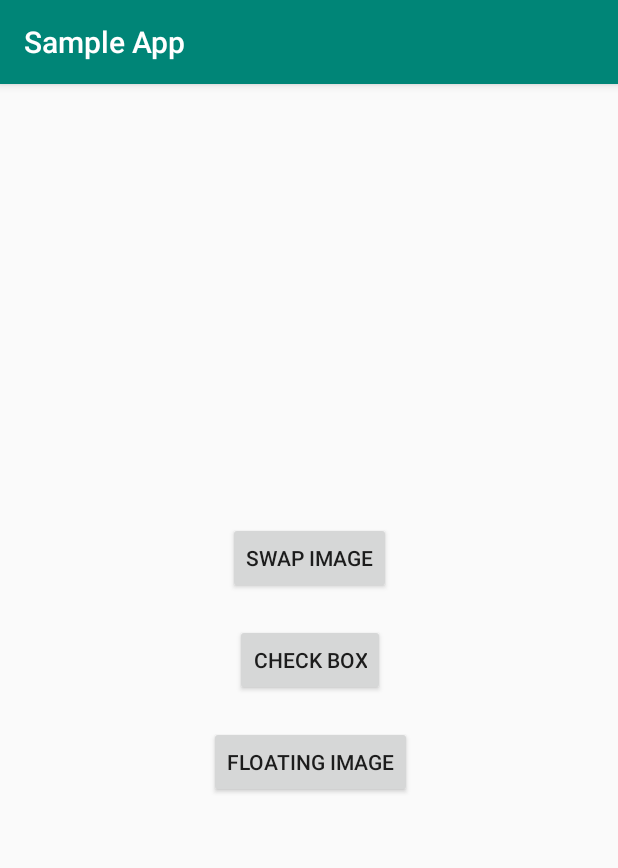
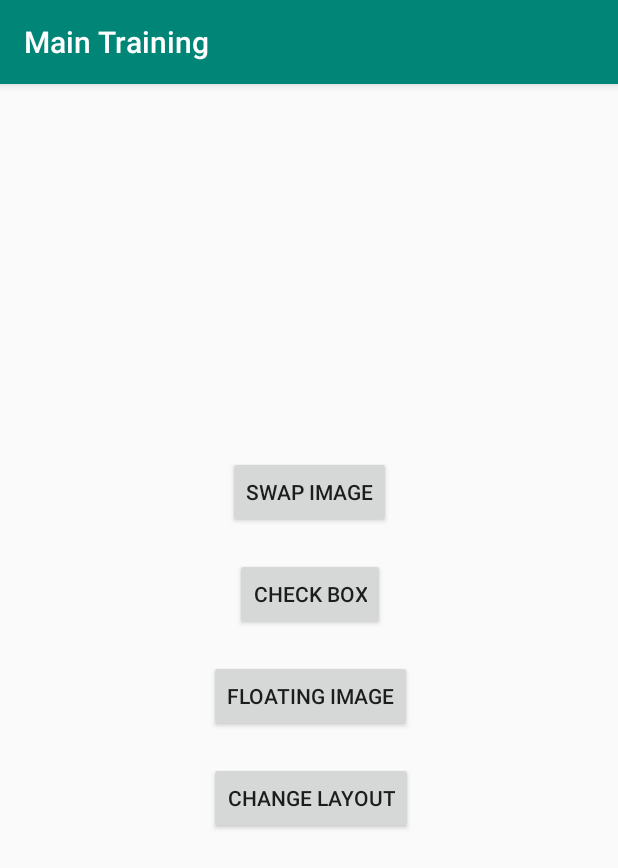
Before and after one commit to shayanzd20/swapImageConstrainLayout, an Android app: the screen it shows after launch (MainActivity), on a phone screen of 412 x 824 dp. Shown: the top 868 px of the screen. Run offline under Robolectric (Android 15) with nearby library versions, the light colour scheme and no system bars.

Commit message:
change-layout-added

```diff
--- a/app/src/main/java/com/example/sampleapp/MainActivity.java
+++ b/app/src/main/java/com/example/sampleapp/MainActivity.java
@@ -16,6 +16,7 @@ public class MainActivity extends AppCompatActivity {
     @Override
     protected void onCreate(Bundle savedInstanceState) {
         super.onCreate(savedInstanceState);
+        setTitle("Main Training");
         setContentView(R.layout.activity_main);
         swapbtn = findViewById(R.id.swapbutton);
         checkboxbtn = findViewById(R.id.checkboxbutton);
@@ -32,9 +33,16 @@ public class MainActivity extends AppCompatActivity {
         Intent intent = new Intent(this,CheckBoxActivity.class);
         startActivity(intent);
     }
+
     public void goToFloatingImage(View view)
     {
         Intent intent = new Intent(this,FloatingImage.class);
+        startActivity(intent);
+    }
+
+    public void goToChangeLayout(View view)
+    {
+        Intent intent = new Intent(this,ChangeLayout.class);
         startActivity(intent);
     }
 
--- a/app/src/main/res/layout/activity_main.xml
+++ b/app/src/main/res/layout/activity_main.xml
@@ -20,6 +20,7 @@
         android:text="Swap Image"
         app:layout_constraintBottom_toTopOf="@+id/checkboxbutton"
         app:layout_constraintEnd_toEndOf="parent"
+        app:layout_constraintHorizontal_bias="0.5"
         app:layout_constraintStart_toStartOf="parent"
         app:layout_constraintTop_toTopOf="parent"
         app:layout_constraintVertical_chainStyle="packed" />
@@ -33,6 +34,7 @@
         android:text="Check Box"
         app:layout_constraintBottom_toTopOf="@+id/button8"
         app:layout_constraintEnd_toEndOf="@+id/swapbutton"
+        app:layout_constraintHorizontal_bias="0.5"
         app:layout_constraintStart_toStartOf="@+id/swapbutton"
         app:layout_constraintTop_toBottomOf="@+id/swapbutton" />
 
@@ -40,10 +42,25 @@
         android:id="@+id/button8"
         android:layout_width="wrap_content"
         android:layout_height="wrap_content"
+        android:layout_marginBottom="20dp"
+        android:onClick="goToFloatingImage"
         android:text="Floating Image"
-        android:onClick="goToFloatingImage"
-        app:layout_constraintBottom_toBottomOf="parent"
+        app:layout_constraintBottom_toTopOf="@+id/button9"
         app:layout_constraintEnd_toEndOf="@+id/checkboxbutton"
+        app:layout_constraintHorizontal_bias="0.5"
         app:layout_constraintStart_toStartOf="@+id/checkboxbutton"
         app:layout_constraintTop_toBottomOf="@+id/checkboxbutton" />
+
+    <Button
+        android:id="@+id/button9"
+        android:layout_width="wrap_content"
+        android:layout_height="wrap_content"
+        android:layout_marginBottom="20dp"
+        android:onClick="goToChangeLayout"
+        android:text="Change Layout"
+        app:layout_constraintBottom_toBottomOf="parent"
+        app:layout_constraintEnd_toEndOf="@+id/button8"
+        app:layout_constraintHorizontal_bias="0.5"
+        app:layout_constraintStart_toStartOf="@+id/button8"
+        app:layout_constraintTop_toBottomOf="@+id/button8" />
 </android.support.constraint.ConstraintLayout>
```
Also changed, not shown: app/src/main/AndroidManifest.xml (+4 -5 lines), app/src/main/java/com/example/sampleapp/ChangeLayout.java (added, +45 -0 lines), app/src/main/res/layout/activity_change_layout.xml (added, +43 -0 lines), app/src/main/res/layout/activity_change_layout_old.xml (added, +50 -0 lines), app/src/main/res/drawable/[Originals]/lighthouse.jpg (added), app/src/main/res/drawable/[Originals]/penguins.jpg (added), app/src/main/res/drawable/lighthouse.png (added), app/src/main/res/drawable/penguins.png (added).
